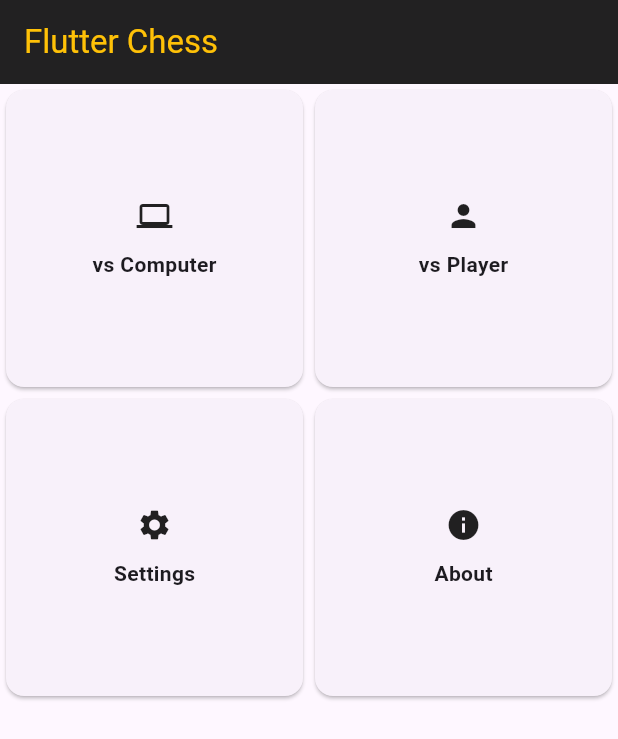
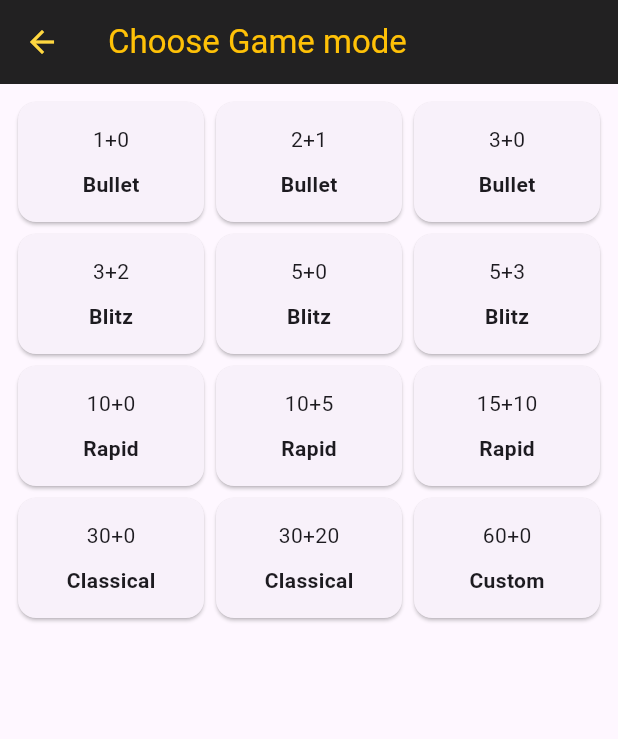
Before and after one commit to Schizoid-man/Skill-lab-chess-app, a Flutter app: the screen it shows after launch, after a tap on "vs Computer", on a phone screen of 412 x 824 dp. Shown: the top 739 px of the screen. Run offline on Flutter 3.47's test engine with Material 3 defaults, Android fonts, the phone set to English and light mode, and no system bars; missing offline and left inert: bishop, square_bishop, squares.

Commit message:
Added game modes

```diff
--- /dev/null
+++ b/lib/helper/helperMethods.dart
@@ -0,0 +1,33 @@
+import 'package:flutter/material.dart';
+
+Widget buildGameType({required label, String? gameTime, IconData? icon, required Function() onTap}){
+  return InkWell(
+    onTap: onTap,
+    child: Card(
+                child: Column(
+                  mainAxisAlignment: MainAxisAlignment.center,
+                  children: [
+                    icon !=null ? Icon(icon): Text(gameTime!),
+                    const SizedBox(height: 10,),
+                    Text(label, style: TextStyle(fontWeight: FontWeight.bold),)
+                  ],
+                ),
+              ),
+  );
+}
+
+final List<String> gameTimes = [
+  'Bullet 1+0',
+  'Bullet 2+1',
+  'Bullet 3+0',
+  'Blitz 3+2',
+  'Blitz 5+0',
+  'Blitz 5+3',
+  'Rapid 10+0',
+  'Rapid 10+5',
+  'Rapid 15+10',
+  'Classical 30+0',
+  'Classical 30+20',
+  'Custom 60+0',
+
+];
--- a/lib/main_screens/HomeScreen.dart
+++ b/lib/main_screens/HomeScreen.dart
@@ -1,3 +1,7 @@
+import 'package:chess_app/helper/helperMethods.dart';
+import 'package:chess_app/main_screens/SettingsScreen.dart';
+import 'package:chess_app/main_screens/aboutScreen.dart';
+import 'package:chess_app/main_screens/gameTimeScreen.dart';
 import 'package:flutter/material.dart';
 
 class HomeScreen extends StatefulWidget {
@@ -16,7 +20,9 @@ class _HomeScreenState extends State<HomeScreen> {
         backgroundColor: Colors.black87,
         title: Text('Flutter Chess', style: TextStyle(color: Colors.amber),),
         ),
-        body: GridView.count(
+        body: Padding(
+          padding: const EdgeInsets.all(8.0),
+          child: GridView.count(
             shrinkWrap: true,
             crossAxisCount: 2,
             children: [
@@ -24,45 +30,38 @@ class _HomeScreenState extends State<HomeScreen> {
                 label: 'vs Computer',
                 icon: Icons.computer,
                 onTap: (){
-                print('player vs computer');
+                  // navigate to gametimescreen
+                  Navigator.push(context,
+                   MaterialPageRoute(builder: (context)=> const GameTimeScreen(),),);
                 }),
               buildGameType(
                 label: 'vs Player',
                 icon: Icons.person,
                 onTap: (){
-                print('player vs player');
+                  // navigate to gametimescreen
+                  Navigator.push(context,
+                   MaterialPageRoute(builder: (context)=> const GameTimeScreen(),),);
                 }),
                 buildGameType(
                 label: 'Settings',
                 icon: Icons.settings,
                 onTap: (){
-                print('settings');
+                  //navigate to settings screen
+                  Navigator.push(context,
+                   MaterialPageRoute(builder: (context)=> const SettingsScreen(),),);
                 }),
                 buildGameType(
                 label: 'About',
                 icon: Icons.info,
                 onTap: (){
-                print('about');
+                  //navigate to about screen
+                  Navigator.push(context,
+                   MaterialPageRoute(builder: (context)=> const AboutScreen(),),);
                 }),
 
-          ],)
+            ],),
+        )
 
     );
   }
 }
-
-Widget buildGameType({required label, String? gameTime, IconData? icon, required Function() onTap}){
-  return InkWell(
-    onTap: onTap,
-    child: Card(
-                child: Column(
-                  mainAxisAlignment: MainAxisAlignment.center,
-                  children: [
-                    icon !=null ? Icon(icon): Text(gameTime!),
-                    const SizedBox(height: 10,),
-                    Text(label, style: TextStyle(fontWeight: FontWeight.bold),)
-                  ],
-                ),
-              ),
-  );
-}
--- /dev/null
+++ b/lib/main_screens/gameTimeScreen.dart
@@ -0,0 +1,49 @@
+import 'package:chess_app/helper/helperMethods.dart';
+import 'package:flutter/material.dart';
+
+class GameTimeScreen extends StatefulWidget {
+  const GameTimeScreen({super.key});
+
+  @override
+  State<GameTimeScreen> createState() => _GameTimeScreenState();
+}
+
+class _GameTimeScreenState extends State<GameTimeScreen> {
+  @override
+  Widget build(BuildContext context) {
+    return Scaffold(
+      appBar: AppBar(
+        backgroundColor: Colors.black87,
+        title: Text('Choose Game mode',
+        style: TextStyle(color: Colors.amber),),
+        leading: IconButton(
+          onPressed: (){
+            Navigator.pop(context);
+            },
+          icon: const Icon(Icons.arrow_back, color: Colors.amberAccent,)),
+      ),
+      body: Padding(
+        padding: const EdgeInsets.all(8.0),
+        child: GridView.builder(
+          gridDelegate: const SliverGridDelegateWithFixedCrossAxisCount(
+            crossAxisCount: 3,
+            childAspectRatio: 1.5),
+            itemCount: gameTimes.length,
+          itemBuilder: (context, index){
+            //get the first word of the gametime
+            final String label = gameTimes[index].split(' ')[0];
+
+            //get the second half of the gametime
+            final String gameTime = gameTimes[index].split(' ')[1];
+
+            return buildGameType(
+              label: label,
+              gameTime: gameTime,
+              onTap: (){
+              print('Selected game time: ${gameTimes[index]}');
+            });
+          }),
+      )
+    );
+  }
+}
```
Also changed, not shown: lib/main_screens/SettingsScreen.dart (added, +19 -0 lines), lib/main_screens/aboutScreen.dart (added, +19 -0 lines), 1 other file. Lines whose indentation alone changed are shown as unchanged.
